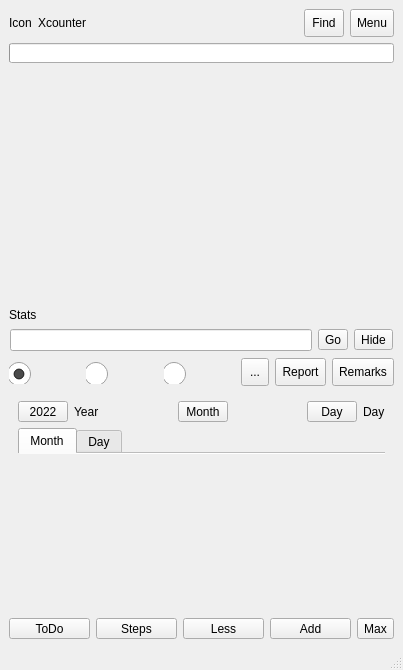
ic005k/Knot-Legacy, file mainwindow.ui: the form before one commit.
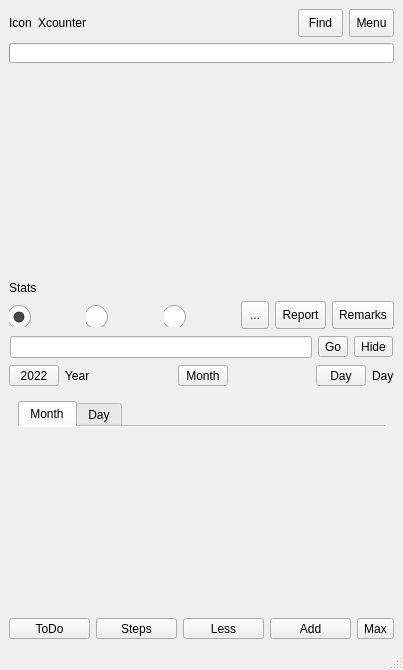
The form after the commit. Icons and pictures are not drawn.

The edit to the form file:
```diff
--- a/mainwindow.ui
+++ b/mainwindow.ui
@@ -82,7 +82,7 @@
         <widget class="QToolButton" name="btnFind">
          <property name="minimumSize">
           <size>
-           <width>40</width>
+           <width>45</width>
            <height>28</height>
           </size>
          </property>
@@ -105,7 +105,7 @@
          </property>
          <property name="minimumSize">
           <size>
-           <width>40</width>
+           <width>45</width>
            <height>0</height>
           </size>
          </property>
@@ -225,85 +225,6 @@
          </property>
         </widget>
        </item>
-       <item row="2" column="0">
-        <widget class="QFrame" name="frame_find">
-         <property name="minimumSize">
-          <size>
-           <width>0</width>
-           <height>0</height>
-          </size>
-         </property>
-         <property name="frameShape">
-          <enum>QFrame::NoFrame</enum>
-         </property>
-         <property name="frameShadow">
-          <enum>QFrame::Raised</enum>
-         </property>
-         <layout class="QGridLayout" name="gridLayout_6">
-          <property name="leftMargin">
-           <number>1</number>
-          </property>
-          <property name="topMargin">
-           <number>1</number>
-          </property>
-          <property name="rightMargin">
-           <number>1</number>
-          </property>
-          <property name="bottomMargin">
-           <number>1</number>
-          </property>
-          <item row="0" column="0">
-           <layout class="QHBoxLayout" name="horizontalLayout_4">
-            <item>
-             <widget class="QLineEdit" name="editFind">
-              <property name="minimumSize">
-               <size>
-                <width>0</width>
-                <height>0</height>
-               </size>
-              </property>
-              <property name="clearButtonEnabled">
-               <bool>true</bool>
-              </property>
-             </widget>
-            </item>
-            <item>
-             <widget class="QToolButton" name="btnGo">
-              <property name="sizePolicy">
-               <sizepolicy hsizetype="Fixed" vsizetype="Fixed">
-                <horstretch>0</horstretch>
-                <verstretch>0</verstretch>
-               </sizepolicy>
-              </property>
-              <property name="minimumSize">
-               <size>
-                <width>0</width>
-                <height>0</height>
-               </size>
-              </property>
-              <property name="text">
-               <string>Go</string>
-              </property>
-             </widget>
-            </item>
-            <item>
-             <widget class="QToolButton" name="btnHide">
-              <property name="sizePolicy">
-               <sizepolicy hsizetype="Fixed" vsizetype="Fixed">
-                <horstretch>0</horstretch>
-                <verstretch>0</verstretch>
-               </sizepolicy>
-              </property>
-              <property name="text">
-               <string>Hide</string>
-              </property>
-             </widget>
-            </item>
-           </layout>
-          </item>
-         </layout>
-        </widget>
-       </item>
       </layout>
      </widget>
     </item>
@@ -357,7 +278,7 @@
 </string>
            </property>
            <property name="text">
-            <string/>
+            <string>  </string>
            </property>
            <property name="checked">
             <bool>true</bool>
@@ -391,7 +312,7 @@
 </string>
            </property>
            <property name="text">
-            <string/>
+            <string>  </string>
            </property>
           </widget>
          </item>
@@ -422,7 +343,7 @@
 </string>
            </property>
            <property name="text">
-            <string/>
+            <string>  </string>
            </property>
           </widget>
          </item>
@@ -483,11 +404,11 @@
      </widget>
     </item>
     <item row="5" column="1">
-     <widget class="QFrame" name="frame_charts">
-      <property name="maximumSize">
+     <widget class="QFrame" name="frame_find">
+      <property name="minimumSize">
        <size>
-        <width>16777215</width>
-        <height>220</height>
+        <width>0</width>
+        <height>0</height>
        </size>
       </property>
       <property name="frameShape">
@@ -496,8 +417,72 @@
       <property name="frameShadow">
        <enum>QFrame::Raised</enum>
       </property>
-      <layout class="QGridLayout" name="gridLayout_2">
+      <layout class="QGridLayout" name="gridLayout_6">
+       <property name="leftMargin">
+        <number>1</number>
+       </property>
+       <property name="topMargin">
+        <number>1</number>
+       </property>
+       <property name="rightMargin">
+        <number>1</number>
+       </property>
+       <property name="bottomMargin">
+        <number>1</number>
+       </property>
        <item row="0" column="0">
+        <layout class="QHBoxLayout" name="horizontalLayout_4">
+         <item>
+          <widget class="QLineEdit" name="editFind">
+           <property name="minimumSize">
+            <size>
+             <width>0</width>
+             <height>0</height>
+            </size>
+           </property>
+           <property name="clearButtonEnabled">
+            <bool>true</bool>
+           </property>
+          </widget>
+         </item>
+         <item>
+          <widget class="QToolButton" name="btnGo">
+           <property name="sizePolicy">
+            <sizepolicy hsizetype="Fixed" vsizetype="Fixed">
+             <horstretch>0</horstretch>
+             <verstretch>0</verstretch>
+            </sizepolicy>
+           </property>
+           <property name="minimumSize">
+            <size>
+             <width>0</width>
+             <height>0</height>
+            </size>
+           </property>
+           <property name="text">
+            <string>Go</string>
+           </property>
+          </widget>
+         </item>
+         <item>
+          <widget class="QToolButton" name="btnHide">
+           <property name="sizePolicy">
+            <sizepolicy hsizetype="Fixed" vsizetype="Fixed">
+             <horstretch>0</horstretch>
+             <verstretch>0</verstretch>
+            </sizepolicy>
+           </property>
+           <property name="text">
+            <string>Hide</string>
+           </property>
+          </widget>
+         </item>
+        </layout>
+       </item>
+      </layout>
+     </widget>
+    </item>
+    <item row="6" column="1">
         <widget class="QFrame" name="frameYear">
          <property name="frameShape">
           <enum>QFrame::NoFrame</enum>
@@ -604,7 +589,22 @@
          </layout>
         </widget>
        </item>
-       <item row="1" column="0">
+    <item row="7" column="1">
+     <widget class="QFrame" name="frame_charts">
+      <property name="maximumSize">
+       <size>
+        <width>16777215</width>
+        <height>220</height>
+       </size>
+      </property>
+      <property name="frameShape">
+       <enum>QFrame::NoFrame</enum>
+      </property>
+      <property name="frameShadow">
+       <enum>QFrame::Raised</enum>
+      </property>
+      <layout class="QGridLayout" name="gridLayout_2">
+       <item row="0" column="0">
         <widget class="QTabWidget" name="tabCharts">
          <property name="minimumSize">
           <size>
@@ -657,7 +657,7 @@
       </layout>
      </widget>
     </item>
-    <item row="6" column="1">
+    <item row="8" column="1">
      <widget class="QFrame" name="frameBtn">
       <property name="frameShape">
        <enum>QFrame::NoFrame</enum>
```
Lines whose indentation alone changed are shown as unchanged.
